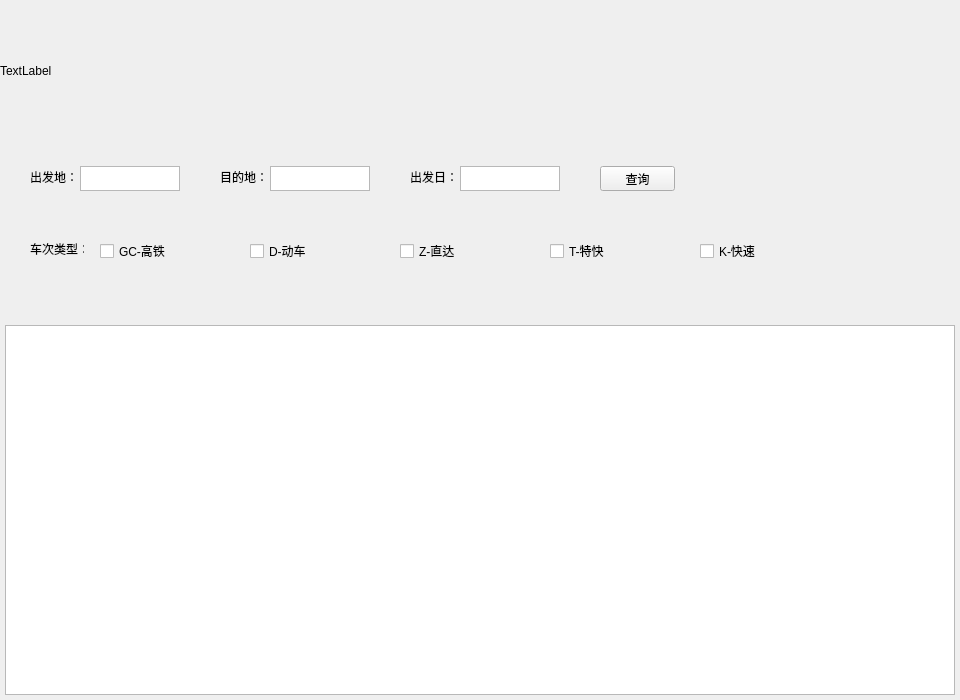
Old version of the form 0基础学Python/14.网络爬虫/window.ui in the repository soumnsdt/Python.
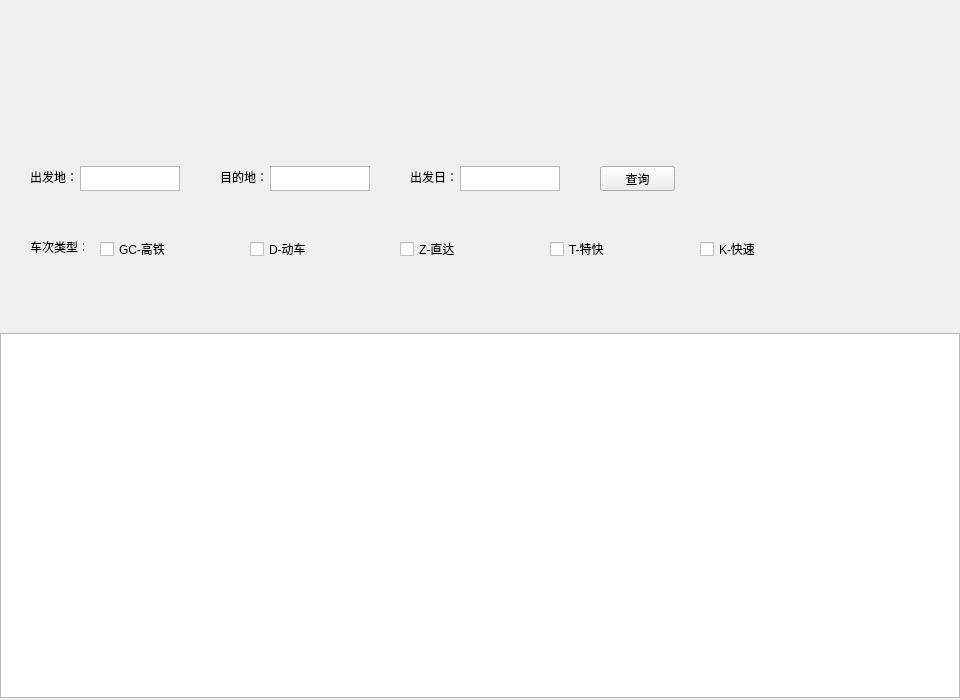
New version of the form.

Commit message:
爬虫界面更新
爬虫界面更新

Patch:
```diff
--- a/0基础学Python/14.网络爬虫/window.ui
+++ b/0基础学Python/14.网络爬虫/window.ui
@@ -35,8 +35,10 @@
       <height>141</height>
      </rect>
     </property>
-    <property name="text">
-     <string>TextLabel</string>
+    <property name="font">
+     <font>
+      <pointsize>20</pointsize>
+     </font>
     </property>
    </widget>
    <widget class="QWidget" name="widget_query" native="true">
@@ -137,14 +139,14 @@
       <x>0</x>
       <y>221</y>
       <width>960</width>
-      <height>100</height>
+      <height>50</height>
      </rect>
     </property>
     <widget class="QLabel" name="label_4">
      <property name="geometry">
       <rect>
        <x>30</x>
-       <y>22</y>
+       <y>20</y>
        <width>54</width>
        <height>12</height>
       </rect>
@@ -157,7 +159,7 @@
      <property name="geometry">
       <rect>
        <x>100</x>
-       <y>22</y>
+       <y>20</y>
        <width>71</width>
        <height>16</height>
       </rect>
@@ -170,7 +172,7 @@
      <property name="geometry">
       <rect>
        <x>250</x>
-       <y>22</y>
+       <y>20</y>
        <width>71</width>
        <height>16</height>
       </rect>
@@ -183,7 +185,7 @@
      <property name="geometry">
       <rect>
        <x>400</x>
-       <y>22</y>
+       <y>20</y>
        <width>71</width>
        <height>16</height>
       </rect>
@@ -196,7 +198,7 @@
      <property name="geometry">
       <rect>
        <x>550</x>
-       <y>22</y>
+       <y>20</y>
        <width>71</width>
        <height>16</height>
       </rect>
@@ -209,7 +211,7 @@
      <property name="geometry">
       <rect>
        <x>700</x>
-       <y>22</y>
+       <y>20</y>
        <width>71</width>
        <height>16</height>
       </rect>
@@ -219,13 +221,23 @@
      </property>
     </widget>
    </widget>
-   <widget class="QListView" name="listView">
+   <widget class="QLabel" name="label_train_img">
     <property name="geometry">
      <rect>
-      <x>5</x>
-      <y>325</y>
-      <width>950</width>
-      <height>370</height>
+      <x>0</x>
+      <y>271</y>
+      <width>960</width>
+      <height>62</height>
+     </rect>
+    </property>
+   </widget>
+   <widget class="QTableView" name="tableView">
+    <property name="geometry">
+     <rect>
+      <x>0</x>
+      <y>333</y>
+      <width>960</width>
+      <height>365</height>
      </rect>
     </property>
    </widget>
```
Left out of the diff: 14 changed lines with no effect on the pictures. The commit also changes 6 other files.
